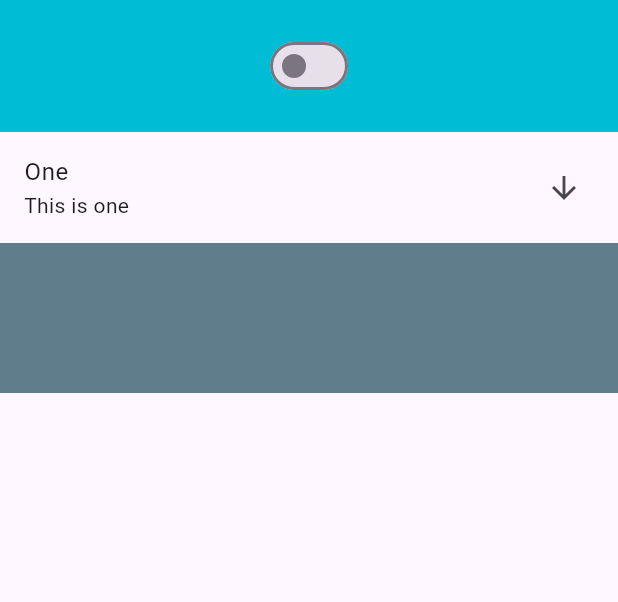
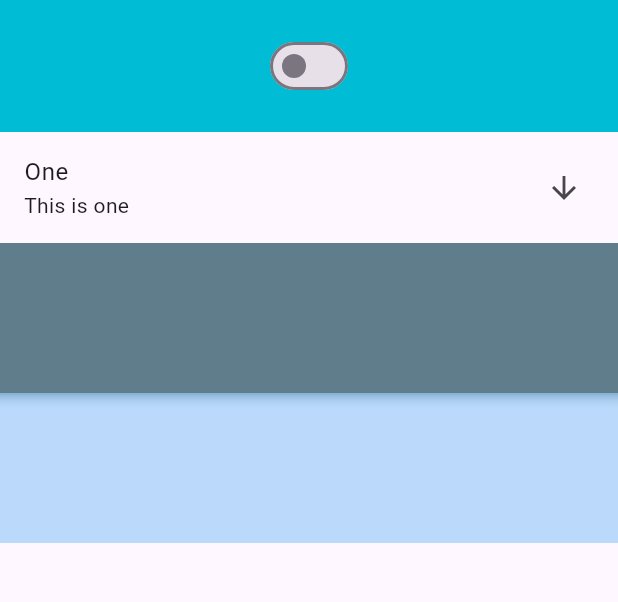
Before and after one commit to EusufUddin8926/flutter-widget, a Flutter app: the screen it shows after launch, on a phone screen of 412 x 824 dp, the part 84-686 px from its top. Run offline on Flutter 3.47's test engine with Material 2 defaults, Android fonts, the phone set to English and light mode, and no system bars.

```diff
--- a/lib/main.dart
+++ b/lib/main.dart
@@ -1,3 +1,5 @@
+import 'dart:ui';
+
 import 'package:flutter/material.dart';
 
 void main() {
@@ -71,8 +73,15 @@ class _MyHomePageState extends State<MyHomePage> {
               height: 100,
               color: Colors.blueGrey,
             ),
-          )
-
+          ),
+          Container(
+              clipBehavior: Clip.hardEdge,
+              decoration: const BoxDecoration(),
+              height: 100,
+              child: BackdropFilter(
+                filter: ImageFilter.blur(sigmaX: 5.0, sigmaY: 5.0),
+                child: Container(color: Colors.blue.withOpacity(0.3)),
+              )),
         ],
       ),
     );
```
